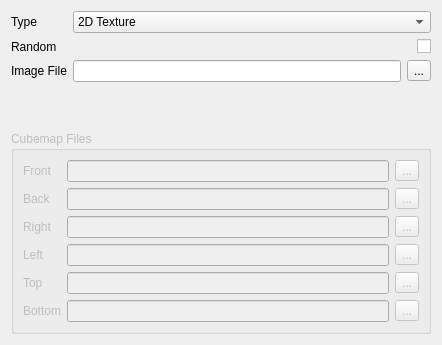
Above: ui/texture_widget.ui from dprandle/bbtoolkit before the change. Below: the same form after it.
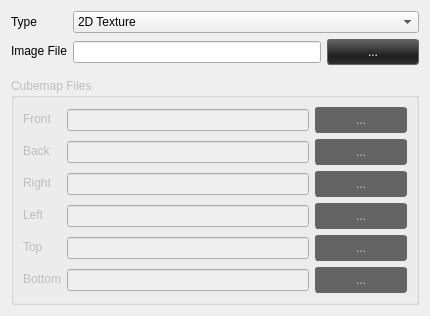
That is the form after the change.

The edit to the form file:
```diff
--- a/ui/texture_widget.ui
+++ b/ui/texture_widget.ui
@@ -6,8 +6,8 @@
    <rect>
     <x>0</x>
     <y>0</y>
-    <width>442</width>
-    <height>345</height>
+    <width>430</width>
+    <height>316</height>
    </rect>
   </property>
   <property name="windowTitle">
@@ -42,20 +42,48 @@
        </item>
       </widget>
      </item>
-     <item row="2" column="0">
+     <item row="1" column="0">
       <widget class="QLabel" name="m_image_file_lbl">
        <property name="text">
         <string>Image File</string>
        </property>
       </widget>
      </item>
-     <item row="2" column="1">
+     <item row="1" column="1">
       <layout class="QHBoxLayout" name="horizontalLayout_7">
        <item>
         <widget class="QLineEdit" name="m_image_file_le"/>
        </item>
        <item>
-        <widget class="QToolButton" name="m_image_file_tb">
+        <widget class="QPushButton" name="m_image_file_tb">
+         <property name="styleSheet">
+          <string notr="true">QPushButton {
+background-color: qlineargradient(spread:reflect, x1:0, y1:0.051, x2:0, y2:1, stop:0 rgba(97, 97, 97, 255), stop:0.642045 rgba(30, 30, 30, 255), stop:1 rgba(48, 48, 48, 255));
+border-radius: 3px;
+border: 1px solid rgb(100,100,100);
+padding: 5px;
+color: white;
+min-width: 80px;	
+min-width: 1em;
+}
+
+QPushButton:disabled {
+background-color: rgb(100,100,100);
+color: rgb(200,200,200);
+border: 1px solid rgb(100,100,100);
+min-width: 6em;
+}
+
+QPushButton:hover {
+background-color: qlineargradient(spread:reflect, x1:0, y1:0.051, x2:0, y2:1, stop:0 rgba(236, 100, 0, 255), stop:0.625 rgba(255, 118, 18, 255), stop:1 rgba(196, 66, 0, 255));
+}
+
+QPushButton:pressed {
+background-color: qlineargradient(spread:reflect, x1:0, y1:0.051, x2:0, y2:1, stop:0 rgba(209, 88, 0, 255), stop:0.625 rgba(118, 55, 8, 255), stop:1 rgba(176, 59, 0, 255));
+border: 1px solid rgb(30,30,30);
+}
+</string>
+         </property>
          <property name="text">
           <string>...</string>
          </property>
@@ -63,32 +91,6 @@
        </item>
       </layout>
      </item>
-     <item row="1" column="1">
-      <widget class="QCheckBox" name="m_random_cb">
-       <property name="enabled">
-        <bool>true</bool>
-       </property>
-       <property name="layoutDirection">
-        <enum>Qt::RightToLeft</enum>
-       </property>
-       <property name="text">
-        <string/>
-       </property>
-       <property name="tristate">
-        <bool>false</bool>
-       </property>
-      </widget>
-     </item>
-     <item row="1" column="0">
-      <widget class="QLabel" name="m_random_lbl">
-       <property name="enabled">
-        <bool>true</bool>
-       </property>
-       <property name="text">
-        <string>Random</string>
-       </property>
-      </widget>
-     </item>
     </layout>
    </item>
    <item>
@@ -115,7 +117,35 @@
            <widget class="QLineEdit" name="m_cm_front_le"/>
           </item>
           <item>
-           <widget class="QToolButton" name="m_cm_front_tb">
+           <widget class="QPushButton" name="m_cm_front_tb">
+            <property name="styleSheet">
+             <string notr="true">QPushButton {
+background-color: qlineargradient(spread:reflect, x1:0, y1:0.051, x2:0, y2:1, stop:0 rgba(97, 97, 97, 255), stop:0.642045 rgba(30, 30, 30, 255), stop:1 rgba(48, 48, 48, 255));
+border-radius: 3px;
+border: 1px solid rgb(100,100,100);
+padding: 5px;
+color: white;
+min-width: 80px;	
+min-width: 1em;
+}
+
+QPushButton:disabled {
+background-color: rgb(100,100,100);
+color: rgb(200,200,200);
+border: 1px solid rgb(100,100,100);
+min-width: 1em;
+}
+
+QPushButton:hover {
+background-color: qlineargradient(spread:reflect, x1:0, y1:0.051, x2:0, y2:1, stop:0 rgba(236, 100, 0, 255), stop:0.625 rgba(255, 118, 18, 255), stop:1 rgba(196, 66, 0, 255));
+}
+
+QPushButton:pressed {
+background-color: qlineargradient(spread:reflect, x1:0, y1:0.051, x2:0, y2:1, stop:0 rgba(209, 88, 0, 255), stop:0.625 rgba(118, 55, 8, 255), stop:1 rgba(176, 59, 0, 255));
+border: 1px solid rgb(30,30,30);
+}
+</string>
+            </property>
             <property name="text">
              <string>...</string>
             </property>
@@ -128,9 +158,6 @@
             <property name="autoRepeat">
              <bool>false</bool>
             </property>
-            <property name="popupMode">
-             <enum>QToolButton::DelayedPopup</enum>
-            </property>
            </widget>
           </item>
          </layout>
@@ -148,7 +175,35 @@
            <widget class="QLineEdit" name="m_cm_back_le"/>
           </item>
           <item>
-           <widget class="QToolButton" name="m_cm_back_tb">
+           <widget class="QPushButton" name="m_cm_back_tb">
+            <property name="styleSheet">
+             <string notr="true">QPushButton {
+background-color: qlineargradient(spread:reflect, x1:0, y1:0.051, x2:0, y2:1, stop:0 rgba(97, 97, 97, 255), stop:0.642045 rgba(30, 30, 30, 255), stop:1 rgba(48, 48, 48, 255));
+border-radius: 3px;
+border: 1px solid rgb(100,100,100);
+padding: 5px;
+color: white;
+min-width: 80px;	
+min-width: 1em;
+}
+
+QPushButton:disabled {
+background-color: rgb(100,100,100);
+color: rgb(200,200,200);
+border: 1px solid rgb(100,100,100);
+min-width: 1em;
+}
+
+QPushButton:hover {
+background-color: qlineargradient(spread:reflect, x1:0, y1:0.051, x2:0, y2:1, stop:0 rgba(236, 100, 0, 255), stop:0.625 rgba(255, 118, 18, 255), stop:1 rgba(196, 66, 0, 255));
+}
+
+QPushButton:pressed {
+background-color: qlineargradient(spread:reflect, x1:0, y1:0.051, x2:0, y2:1, stop:0 rgba(209, 88, 0, 255), stop:0.625 rgba(118, 55, 8, 255), stop:1 rgba(176, 59, 0, 255));
+border: 1px solid rgb(30,30,30);
+}
+</string>
+            </property>
             <property name="text">
              <string>...</string>
             </property>
@@ -169,7 +224,35 @@
            <widget class="QLineEdit" name="m_cm_right_le"/>
           </item>
           <item>
-           <widget class="QToolButton" name="m_cm_right_tb">
+           <widget class="QPushButton" name="m_cm_right_tb">
+            <property name="styleSheet">
+             <string notr="true">QPushButton {
+background-color: qlineargradient(spread:reflect, x1:0, y1:0.051, x2:0, y2:1, stop:0 rgba(97, 97, 97, 255), stop:0.642045 rgba(30, 30, 30, 255), stop:1 rgba(48, 48, 48, 255));
+border-radius: 3px;
+border: 1px solid rgb(100,100,100);
+padding: 5px;
+color: white;
+min-width: 80px;	
+min-width: 1em;
+}
+
+QPushButton:disabled {
+background-color: rgb(100,100,100);
+color: rgb(200,200,200);
+border: 1px solid rgb(100,100,100);
+min-width: 1em;
+}
+
+QPushButton:hover {
+background-color: qlineargradient(spread:reflect, x1:0, y1:0.051, x2:0, y2:1, stop:0 rgba(236, 100, 0, 255), stop:0.625 rgba(255, 118, 18, 255), stop:1 rgba(196, 66, 0, 255));
+}
+
+QPushButton:pressed {
+background-color: qlineargradient(spread:reflect, x1:0, y1:0.051, x2:0, y2:1, stop:0 rgba(209, 88, 0, 255), stop:0.625 rgba(118, 55, 8, 255), stop:1 rgba(176, 59, 0, 255));
+border: 1px solid rgb(30,30,30);
+}
+</string>
+            </property>
             <property name="text">
              <string>...</string>
             </property>
@@ -190,7 +273,35 @@
            <widget class="QLineEdit" name="m_cm_left_le"/>
           </item>
           <item>
-           <widget class="QToolButton" name="m_cm_left_tb">
+           <widget class="QPushButton" name="m_cm_left_tb">
+            <property name="styleSheet">
+             <string notr="true">QPushButton {
+background-color: qlineargradient(spread:reflect, x1:0, y1:0.051, x2:0, y2:1, stop:0 rgba(97, 97, 97, 255), stop:0.642045 rgba(30, 30, 30, 255), stop:1 rgba(48, 48, 48, 255));
+border-radius: 3px;
+border: 1px solid rgb(100,100,100);
+padding: 5px;
+color: white;
+min-width: 80px;	
+min-width: 1em;
+}
+
+QPushButton:disabled {
+background-color: rgb(100,100,100);
+color: rgb(200,200,200);
+border: 1px solid rgb(100,100,100);
+min-width: 1em;
+}
+
+QPushButton:hover {
+background-color: qlineargradient(spread:reflect, x1:0, y1:0.051, x2:0, y2:1, stop:0 rgba(236, 100, 0, 255), stop:0.625 rgba(255, 118, 18, 255), stop:1 rgba(196, 66, 0, 255));
+}
+
+QPushButton:pressed {
+background-color: qlineargradient(spread:reflect, x1:0, y1:0.051, x2:0, y2:1, stop:0 rgba(209, 88, 0, 255), stop:0.625 rgba(118, 55, 8, 255), stop:1 rgba(176, 59, 0, 255));
+border: 1px solid rgb(30,30,30);
+}
+</string>
+            </property>
             <property name="text">
              <string>...</string>
             </property>
@@ -211,7 +322,35 @@
            <widget class="QLineEdit" name="m_cm_top_le"/>
           </item>
           <item>
-           <widget class="QToolButton" name="m_cm_top_tb">
+           <widget class="QPushButton" name="m_cm_top_tb">
+            <property name="styleSheet">
+             <string notr="true">QPushButton {
+background-color: qlineargradient(spread:reflect, x1:0, y1:0.051, x2:0, y2:1, stop:0 rgba(97, 97, 97, 255), stop:0.642045 rgba(30, 30, 30, 255), stop:1 rgba(48, 48, 48, 255));
+border-radius: 3px;
+border: 1px solid rgb(100,100,100);
+padding: 5px;
+color: white;
+min-width: 80px;	
+min-width: 1em;
+}
+
+QPushButton:disabled {
+background-color: rgb(100,100,100);
+color: rgb(200,200,200);
+border: 1px solid rgb(100,100,100);
+min-width: 1em;
+}
+
+QPushButton:hover {
+background-color: qlineargradient(spread:reflect, x1:0, y1:0.051, x2:0, y2:1, stop:0 rgba(236, 100, 0, 255), stop:0.625 rgba(255, 118, 18, 255), stop:1 rgba(196, 66, 0, 255));
+}
+
+QPushButton:pressed {
+background-color: qlineargradient(spread:reflect, x1:0, y1:0.051, x2:0, y2:1, stop:0 rgba(209, 88, 0, 255), stop:0.625 rgba(118, 55, 8, 255), stop:1 rgba(176, 59, 0, 255));
+border: 1px solid rgb(30,30,30);
+}
+</string>
+            </property>
             <property name="text">
              <string>...</string>
             </property>
@@ -232,7 +371,35 @@
            <widget class="QLineEdit" name="m_cm_bottom_le"/>
           </item>
           <item>
-           <widget class="QToolButton" name="m_cm_bottom_tb">
+           <widget class="QPushButton" name="m_cm_bottom_tb">
+            <property name="styleSheet">
+             <string notr="true">QPushButton {
+background-color: qlineargradient(spread:reflect, x1:0, y1:0.051, x2:0, y2:1, stop:0 rgba(97, 97, 97, 255), stop:0.642045 rgba(30, 30, 30, 255), stop:1 rgba(48, 48, 48, 255));
+border-radius: 3px;
+border: 1px solid rgb(100,100,100);
+padding: 5px;
+color: white;
+min-width: 80px;	
+min-width: 1em;
+}
+
+QPushButton:disabled {
+background-color: rgb(100,100,100);
+color: rgb(200,200,200);
+border: 1px solid rgb(100,100,100);
+min-width: 1em;
+}
+
+QPushButton:hover {
+background-color: qlineargradient(spread:reflect, x1:0, y1:0.051, x2:0, y2:1, stop:0 rgba(236, 100, 0, 255), stop:0.625 rgba(255, 118, 18, 255), stop:1 rgba(196, 66, 0, 255));
+}
+
+QPushButton:pressed {
+background-color: qlineargradient(spread:reflect, x1:0, y1:0.051, x2:0, y2:1, stop:0 rgba(209, 88, 0, 255), stop:0.625 rgba(118, 55, 8, 255), stop:1 rgba(176, 59, 0, 255));
+border: 1px solid rgb(30,30,30);
+}
+</string>
+            </property>
             <property name="text">
              <string>...</string>
             </property>
```
Left out of the diff: 5 changed lines with no effect on the pictures.
